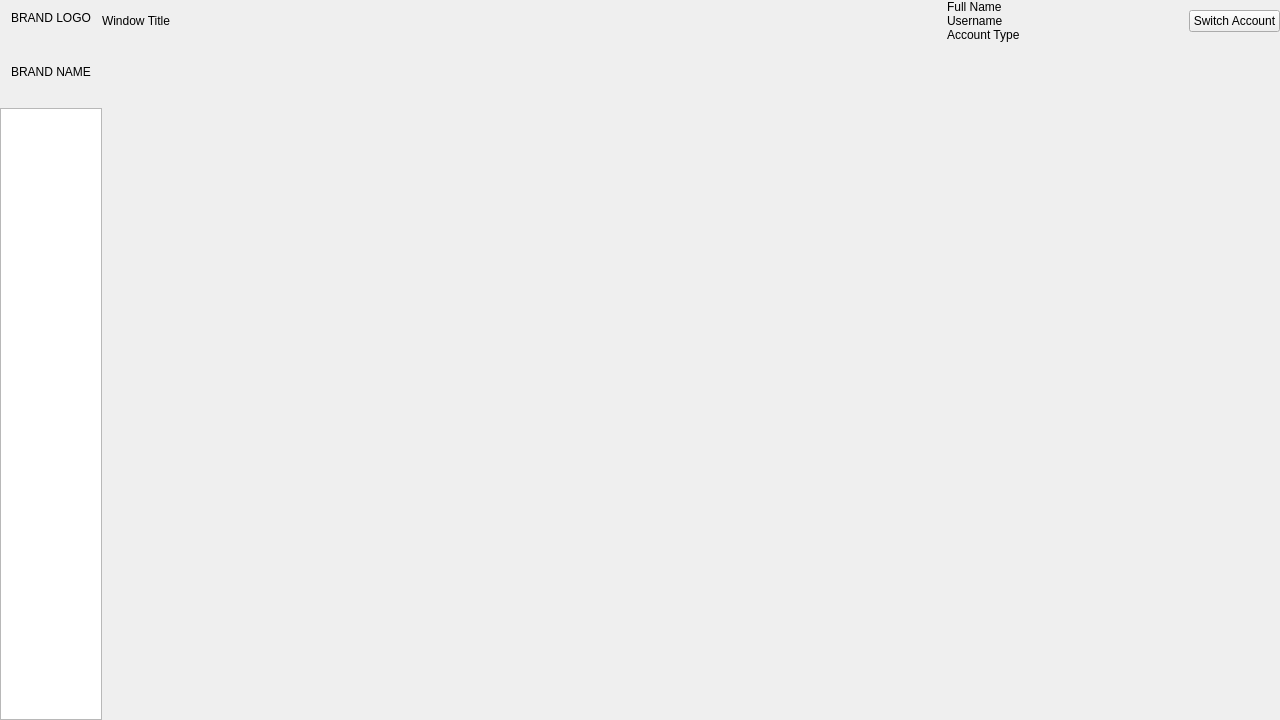
PeteCastle/SoftwareDesignCaseStudy, file inquirywindow.ui: the form before one commit.
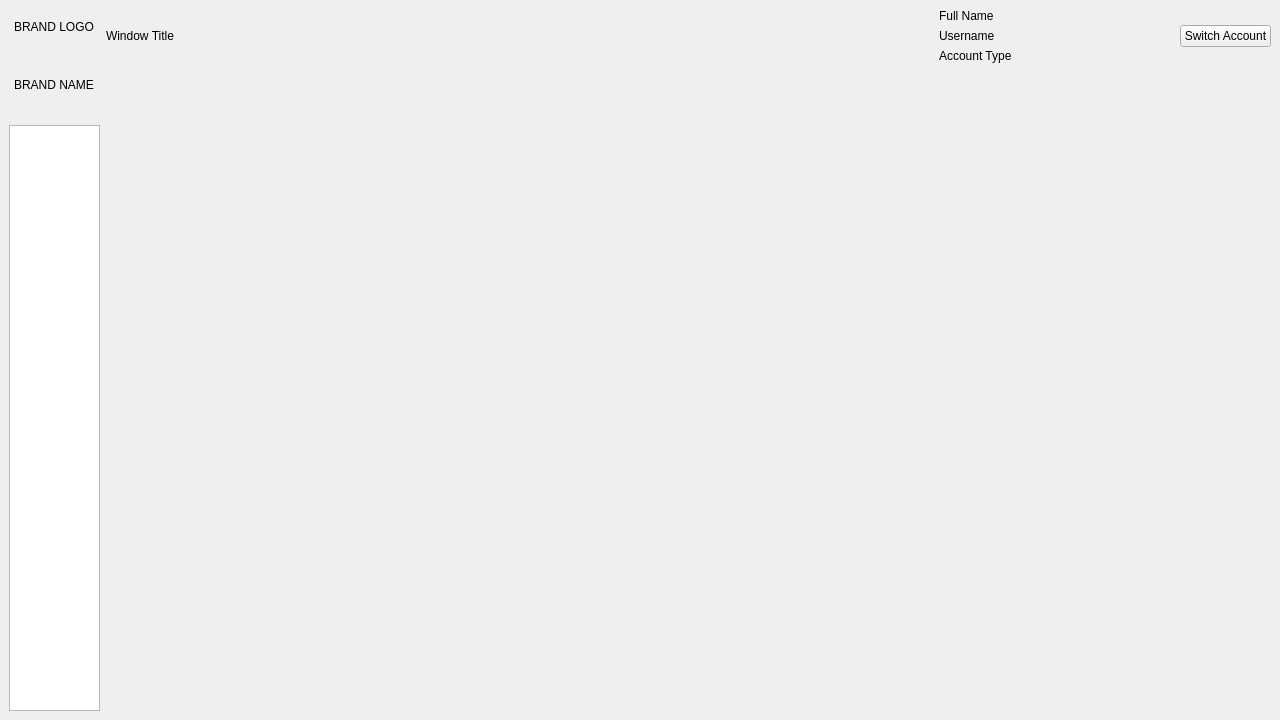
The form after the commit.

The edit to the form file:
```diff
--- a/inquirywindow.ui
+++ b/inquirywindow.ui
@@ -14,27 +14,9 @@
    <string>MainWindow</string>
   </property>
   <widget class="QWidget" name="centralwidget">
-   <layout class="QHBoxLayout" name="horizontalLayout" stretch="8,92">
-    <property name="spacing">
-     <number>0</number>
-    </property>
-    <property name="leftMargin">
-     <number>0</number>
-    </property>
-    <property name="topMargin">
-     <number>0</number>
-    </property>
-    <property name="rightMargin">
-     <number>0</number>
-    </property>
-    <property name="bottomMargin">
-     <number>0</number>
-    </property>
+   <layout class="QHBoxLayout" name="horizontalLayout" stretch="7,90">
     <item>
      <layout class="QVBoxLayout" name="verticalLayout" stretch="5,10,85">
-      <property name="sizeConstraint">
-       <enum>QLayout::SetDefaultConstraint</enum>
-      </property>
       <item alignment="Qt::AlignHCenter">
        <widget class="QLabel" name="label_2">
         <property name="text">
```
